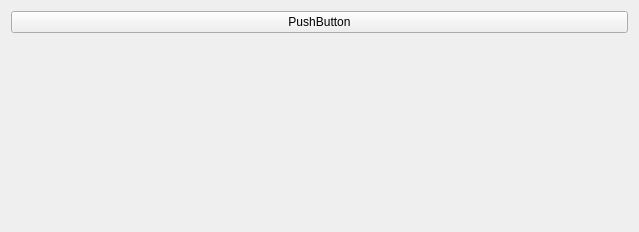
Qt form qt_ui/ClassificationCategory.ui (FilmColors/VIAN) before a commit.
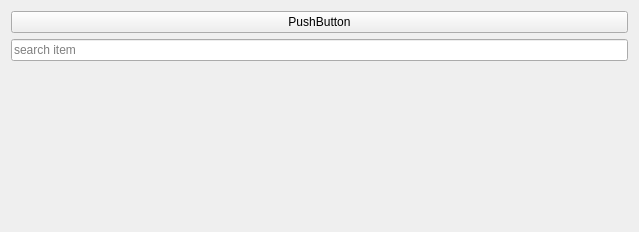
The same form after that commit.

Patch:
```diff
--- a/qt_ui/ClassificationCategory.ui
+++ b/qt_ui/ClassificationCategory.ui
@@ -32,6 +32,15 @@
     </layout>
    </item>
    <item>
+    <layout class="QVBoxLayout" name="verticalLayout_2">
+     <item>
+      <widget class="QLineEdit" name="lineEditSearchBar">
+       <property name="placeholderText">
+        <string>search item</string>
+       </property>
+      </widget>
+     </item>
+     <item>
     <widget class="QWidget" name="widgetContent" native="true">
      <property name="sizePolicy">
       <sizepolicy hsizetype="Maximum" vsizetype="Expanding">
@@ -77,6 +86,8 @@
       </item>
      </layout>
     </widget>
+     </item>
+    </layout>
    </item>
   </layout>
  </widget>
```
Lines whose indentation alone changed are shown as unchanged.
